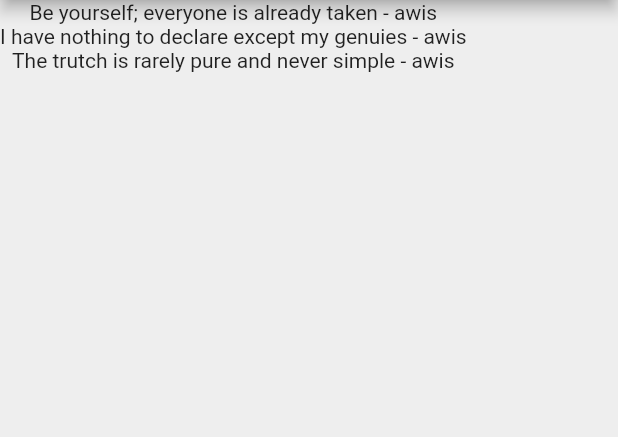
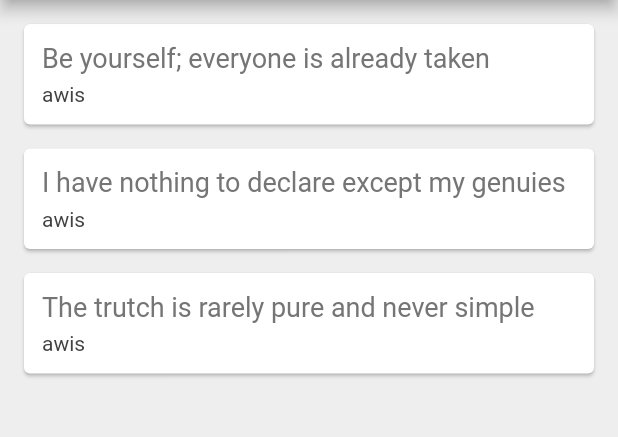
Before and after one commit to awisalkarni/waktusolat_app_flutter, a Flutter app: the screen it shows after launch, on a phone screen of 412 x 824 dp, the part 84-521 px from its top. Run offline on Flutter 3.47's test engine with Material 2 defaults, Android fonts, the phone set to English and light mode, and no system bars.

```diff
--- a/lib/main.dart
+++ b/lib/main.dart
@@ -30,8 +30,45 @@ class _QuoteListState extends State<QuoteList> {
         backgroundColor: Colors.redAccent,
       ),
       body: Column(
-        children: quotes.map((quote) => Text('${quote.text} - ${quote.author}')).toList(),
+        children: quotes.map((quote) => QuoteCard(quote: quote)).toList(),
       ),
     );
   }
 }
+
+class QuoteCard extends StatelessWidget {
+
+  final Quote quote;
+
+  QuoteCard({this.quote});
+
+  @override
+  Widget build(BuildContext context) {
+    return Card(
+      margin: EdgeInsets.fromLTRB(16.0, 16.0, 16.0, 0),
+      child: Padding(
+        padding: const EdgeInsets.all(12.0),
+        child: Column(
+          crossAxisAlignment: CrossAxisAlignment.stretch,
+          children: <Widget>[
+            Text(
+              quote.text,
+              style: TextStyle(
+                fontSize: 18.0,
+                color: Colors.grey[600],
+              ),
+            ),
+            SizedBox(height: 6.0),
+            Text(
+              quote.author,
+              style: TextStyle(
+                fontSize: 14.0,
+                color: Colors.grey[800],
+              ),
+            )
+          ],
+        ),
+      ),
+    );
+  }
+}
```
